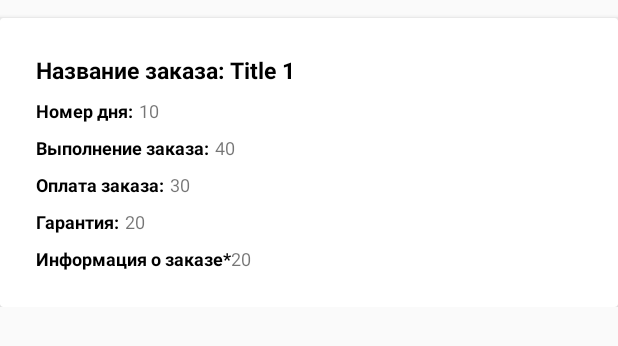
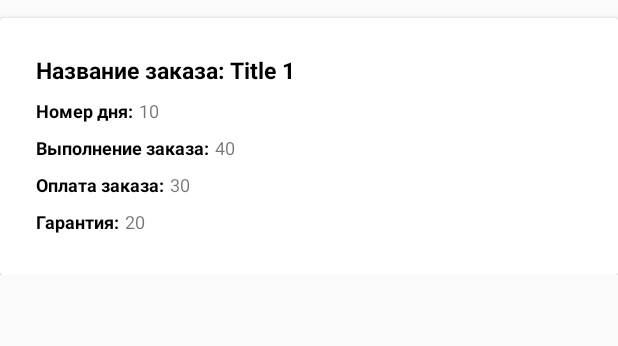
Before and after one commit to Vadim-Rudak/Service-center, an Android app: the layout my_row2.xml on its own in the app's theme, with its tools: preview values and no code run, on a phone screen of 412 x 824 dp. Shown: the top 346 px of the screen. Run offline under Robolectric (Android 15) with nearby library versions, the phone set to English and light mode, and no system bars.

Commit message:
Window info for user2 version2

```diff
--- a/app/src/main/res/layout/my_row.xml
+++ b/app/src/main/res/layout/my_row.xml
@@ -212,7 +212,7 @@
                 android:layout_width="wrap_content"
                 android:layout_height="wrap_content"
                 android:layout_marginTop="8dp"
-                android:text="@string/ad8"
+                android:text="@string/ad35"
                 android:textColor="#000"
                 android:textSize="12sp"
                 android:textStyle="bold"
--- a/app/src/main/res/layout/my_row2.xml
+++ b/app/src/main/res/layout/my_row2.xml
@@ -24,6 +24,7 @@
                 android:layout_marginTop="8dp"
                 android:text="20"
                 android:textSize="12sp"
+                android:visibility="gone"
                 app:layout_constraintEnd_toEndOf="parent"
                 app:layout_constraintStart_toEndOf="@+id/textView9"
                 app:layout_constraintTop_toBottomOf="@+id/textView7" />
@@ -167,6 +168,7 @@
                 android:textColor="#000"
                 android:textSize="12sp"
                 android:textStyle="bold"
+                android:visibility="gone"
                 app:layout_constraintStart_toStartOf="parent"
                 app:layout_constraintTop_toBottomOf="@+id/textView7" />
 
--- a/app/src/main/res/values/strings.xml
+++ b/app/src/main/res/values/strings.xml
@@ -38,6 +38,7 @@
     <string name="adf35">ПОЛЬЗОВАТЕЛЬ</string>
     <string name="adf36">ПАРОЛЬ</string>
     <string name="adf37">ВОЙТИ</string>
+    <string name="ad35">Информация о заказе:</string>
 
     <string name="name_act_user">Заказы текущего месяца</string>
     <string name="name_act_user1">Все заказы</string>
```
